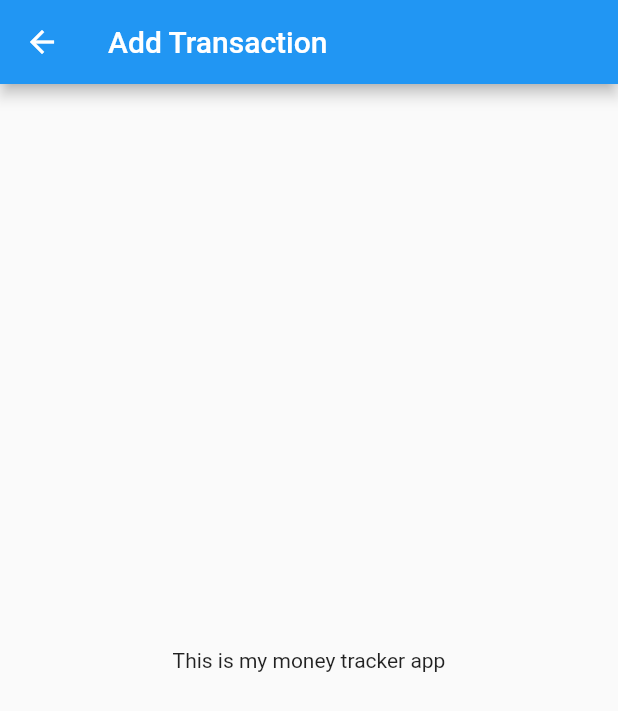
After one commit to evansmwenda/MoneyTracker, a Flutter app: the AddTransactionView screen opened by its route, on a phone screen of 412 x 824 dp. The commit adds this screen. Shown: the top 711 px of the screen. Run offline on Flutter 3.47's test engine with Material 2 defaults, Android fonts, the phone set to English and light mode, and no system bars; our stand-ins replace stacked, stacked_services.

Commit message:
prepared add & view transactions

```diff
--- a/lib/app/app.router.dart
+++ b/lib/app/app.router.dart
@@ -10,12 +10,18 @@ import 'package:flutter/material.dart';
 import 'package:stacked/stacked.dart';
 import 'package:stacked/stacked_annotations.dart';
 
-import '../ui/home/home_view.dart';
+import '../ui/views/home/home_view.dart';
+import '../ui/views/transactions/add_transaction_view/add_transaction_view.dart';
+import '../ui/views/transactions/transactions_view/transactions_view.dart';
 
 class Routes {
   static const String homeView = '/';
+  static const String transactionsView = '/transactions-view';
+  static const String addTransactionView = '/add-transaction-view';
   static const all = <String>{
     homeView,
+    transactionsView,
+    addTransactionView,
   };
 }
 
@@ -24,6 +30,8 @@ class StackedRouter extends RouterBase {
   List<RouteDef> get routes => _routes;
   final _routes = <RouteDef>[
     RouteDef(Routes.homeView, page: HomeView),
+    RouteDef(Routes.transactionsView, page: TransactionsView),
+    RouteDef(Routes.addTransactionView, page: AddTransactionView),
   ];
   @override
   Map<Type, StackedRouteFactory> get pagesMap => _pagesMap;
@@ -34,5 +42,17 @@ class StackedRouter extends RouterBase {
         settings: data,
       );
     },
+    TransactionsView: (data) {
+      return MaterialPageRoute<dynamic>(
+        builder: (context) => const TransactionsView(),
+        settings: data,
+      );
+    },
+    AddTransactionView: (data) {
+      return MaterialPageRoute<dynamic>(
+        builder: (context) => const AddTransactionView(),
+        settings: data,
+      );
+    },
   };
 }
--- a/lib/ui/home/home_view.dart
+++ b/lib/ui/views/home/home_view.dart
@@ -1,6 +1,6 @@
 import 'package:flutter/material.dart';
 import 'package:stacked/stacked.dart';
-import 'package:money_tracker/ui/home/home_viewmodel.dart';
+import 'package:money_tracker/ui/views/home/home_viewmodel.dart';
 
 
 class HomeView extends StatelessWidget {
--- /dev/null
+++ b/lib/ui/views/transactions/add_transaction_view/add_transaction_view.dart
@@ -0,0 +1,20 @@
+import 'package:flutter/material.dart';
+import 'package:stacked/stacked.dart';
+import 'package:money_tracker/ui/views/transactions/add_transaction_view/add_transaction_viewmodel.dart';
+
+
+class AddTransactionView extends StatelessWidget {
+ const AddTransactionView({Key? key}) : super(key: key);
+
+ @override
+ Widget build(BuildContext context) {
+   return ViewModelBuilder<AddTransactionViewModel>.reactive(
+     onModelReady:  (viewModel) => viewModel.initialise(),
+     viewModelBuilder: () => AddTransactionViewModel(),
+     builder: (context, model, child) => Scaffold(
+       appBar: AppBar(title: Text("Add Transaction"),),
+       body: Center(child: Text("This is my money tracker app"),),
+     ),
+   );
+}
+}
--- /dev/null
+++ b/lib/ui/views/transactions/add_transaction_view/add_transaction_viewmodel.dart
@@ -0,0 +1,4 @@
+import 'package:stacked/stacked.dart';
+class AddTransactionViewModel extends BaseViewModel {
+    void initialise(){}
+}
--- /dev/null
+++ b/lib/ui/views/transactions/transactions_view/transactions_viewmodel.dart
@@ -0,0 +1,4 @@
+import 'package:stacked/stacked.dart';
+class TransactionsViewModel extends BaseViewModel {
+    void initialise(){}
+}
```
Also changed, not shown: lib/app/app.dart (+6 -1 lines), lib/ui/views/transactions/transactions_view/transactions_view.dart (added, +20 -0 lines), lib/ui/views/home/home_viewmodel.dart (renamed from lib/ui/home/home_viewmodel.dart).
